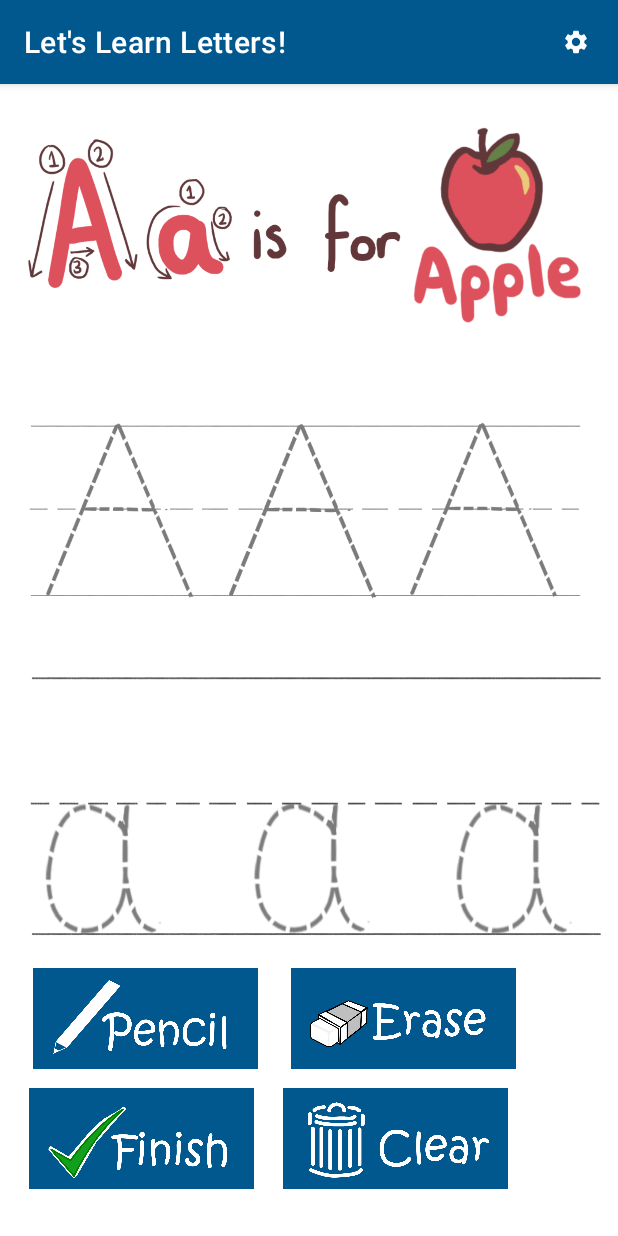
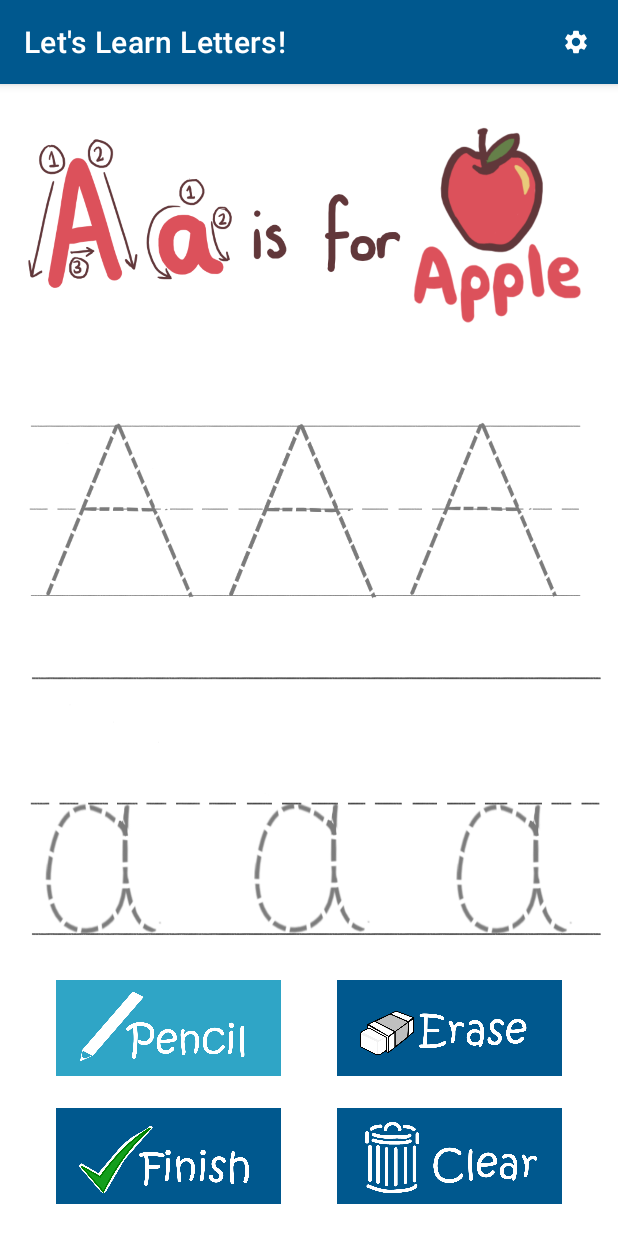
Before and after one commit to ZafrinSyeda/Final-Year-University-Project, an Android app: the LetterSelectionMenu screen opened directly, with no data from a screen before it, after a tap on an icon or button, on a phone screen of 412 x 824 dp. Run offline under Robolectric (Android 15) with nearby library versions, the phone set to English and light mode, and no system bars; Roboto replaces fonts that are not available here.

Commit message:
made it so that clicking on a button would change the colour on the letter tracing interface so it would be more clear what button is being pressed

```diff
--- a/letter-tracing-interface/app/src/main/java/uk/ac/rhul/zhac024/final_year_project/letter_tracing_interface/LetterSelectionMenu.java
+++ b/letter-tracing-interface/app/src/main/java/uk/ac/rhul/zhac024/final_year_project/letter_tracing_interface/LetterSelectionMenu.java
@@ -21,10 +21,10 @@ public class LetterSelectionMenu extends BaseActivity  {
         requires feeding data into the adapter */
         RecyclerView letterSelectRecycler = (RecyclerView) findViewById(R.id.letterSelectRecycler);
         letterList = new ArrayList<>();
-        LetterAdapter adapter = new LetterAdapter(letterList, this);
         // presents the recycler view items in a grid format made up of 2 items per row
         GridLayoutManager gridLayoutManager = new GridLayoutManager(this, 2);
         letterSelectRecycler.setLayoutManager(gridLayoutManager);
+        LetterAdapter adapter = new LetterAdapter(letterList, this);
         letterSelectRecycler.setAdapter(adapter);
         // sets up the elements that make up the list of each letters
         prepareLetters();
--- a/letter-tracing-interface/app/src/main/java/uk/ac/rhul/zhac024/final_year_project/letter_tracing_interface/LetterWriting.java
+++ b/letter-tracing-interface/app/src/main/java/uk/ac/rhul/zhac024/final_year_project/letter_tracing_interface/LetterWriting.java
@@ -2,6 +2,7 @@ package uk.ac.rhul.zhac024.final_year_project.letter_tracing_interface;
 
 import android.annotation.SuppressLint;
 import android.content.Intent;
+import android.graphics.Color;
 import android.media.MediaPlayer;
 import android.os.Bundle;
 import android.util.DisplayMetrics;
@@ -16,6 +17,7 @@ import android.widget.Toast;
 public class LetterWriting extends BaseActivity implements View.OnClickListener {
 
     private TraceView traceViewUpperCase, traceViewLowerCase;
+    private ImageButton eraserBtn, penBtn, clearBtn;
 
     @SuppressLint("UseCompatLoadingForDrawables")
     @Override
@@ -27,9 +29,9 @@ public class LetterWriting extends BaseActivity implements View.OnClickListener
         int upperCaseLetter = traceElements.getInt("upperCaseLetter");
         int lowerCaseLetter = traceElements.getInt("lowerCaseLetter");
         int header = traceElements.getInt("header");
-        traceViewUpperCase = (TraceView) findViewById(R.id.traceViewUpperCase);
-        traceViewLowerCase = (TraceView) findViewById(R.id.traceViewLowerCase);
-        ImageView headerImg = (ImageView) findViewById(R.id.learnLetterImg);
+        traceViewUpperCase = findViewById(R.id.traceViewUpperCase);
+        traceViewLowerCase = findViewById(R.id.traceViewLowerCase);
+        ImageView headerImg = findViewById(R.id.learnLetterImg);
         // initialises the traceview to have the right backgrounds to be drawn upon
         // gets the right attributes about the display to be used to create the trace view
         DisplayMetrics metrics = new DisplayMetrics();
@@ -40,14 +42,18 @@ public class LetterWriting extends BaseActivity implements View.OnClickListener
         traceViewLowerCase.setBackground(getResources().getDrawable(lowerCaseLetter));
         headerImg.setImageDrawable(getResources().getDrawable(header));
 
-        ImageButton eraserBtn = (ImageButton) findViewById(R.id.eraserBtn);
-        ImageButton penBtn = (ImageButton) findViewById(R.id.penBtn);
-        ImageButton clearBtn = (ImageButton) findViewById(R.id.clearBtn);
-        ImageButton finishBtn = (ImageButton) findViewById(R.id.finishBtn);
+        eraserBtn = findViewById(R.id.eraserBtn);
+        penBtn = findViewById(R.id.penBtn);
+        clearBtn =  findViewById(R.id.clearBtn);
+        ImageButton finishBtn =  findViewById(R.id.finishBtn);
+
         eraserBtn.setOnClickListener(this);
         penBtn.setOnClickListener(this);
         clearBtn.setOnClickListener(this);
         finishBtn.setOnClickListener(this);
+
+        //as the pen is initially set to be used the button for pen changes colour to denote this
+        penBtn.setBackgroundColor(Color.parseColor("#2FA5C6"));
     }
 
     /**
@@ -57,20 +63,32 @@ public class LetterWriting extends BaseActivity implements View.OnClickListener
     @Override
     public void onClick(View view) {
         switch(view.getId()) {
+            // upon clicking any of the button the background colour changes to a lighter shade
             // if the eraser is set the user is able to erase items on screen
             case R.id.eraserBtn:
                 traceViewLowerCase.eraser(true);
                 traceViewUpperCase.eraser(true);
+                eraserBtn.setBackgroundColor(Color.parseColor("#2FA5C6"));
+                penBtn.setBackgroundColor(Color.parseColor("#00588E"));
+                clearBtn.setBackgroundColor(Color.parseColor("#00588E"));
+                Toast.makeText(this, "erase", Toast.LENGTH_SHORT).show();
                 break;
             // if the pen button is selected the user can draw
             case R.id.penBtn:
                 traceViewLowerCase.eraser(false);
                 traceViewUpperCase.eraser(false);
+                penBtn.setBackgroundColor(Color.parseColor("#2FA5C6"));
+                eraserBtn.setBackgroundColor(Color.parseColor("#00588E"));
+                clearBtn.setBackgroundColor(Color.parseColor("#00588E"));
+                Toast.makeText(this, "draw", Toast.LENGTH_SHORT).show();
                 break;
             // erases the whole screen
             case R.id.clearBtn:
                 traceViewLowerCase.clear();
                 traceViewUpperCase.clear();
+                clearBtn.setBackgroundColor(Color.parseColor("#2FA5C6"));
+                penBtn.setBackgroundColor(Color.parseColor("#00588E"));
+                eraserBtn.setBackgroundColor(Color.parseColor("#00588E"));
                 Toast.makeText(this, "clear all", Toast.LENGTH_SHORT).show();
                 break;
             // sends the user back to the menu as they have completed their work
--- a/letter-tracing-interface/app/src/main/res/layout/activity_letter_writing.xml
+++ b/letter-tracing-interface/app/src/main/res/layout/activity_letter_writing.xml
@@ -48,14 +48,14 @@
 
             <androidx.constraintlayout.widget.ConstraintLayout
                 android:layout_width="match_parent"
-                android:layout_height= "0dp"
+                android:layout_height="0dp"
+                android:layout_gravity="center"
                 android:layout_weight="1">
 
                 <ImageButton
                     android:id="@+id/penBtn"
                     android:layout_width="150dp"
-                    android:layout_height="0dp"
-                    app:layout_constraintHeight_percent="0.35"
+                    android:layout_height="64dp"
                     android:background="@color/colorPrimary"
                     android:contentDescription="@string/penTxt"
                     android:padding="2dp"
@@ -63,14 +63,14 @@
                     android:src="@drawable/pencil"
                     app:layout_constraintBottom_toTopOf="@+id/finishBtn"
                     app:layout_constraintEnd_toStartOf="@+id/eraserBtn"
+                    app:layout_constraintHeight_percent="0.35"
                     app:layout_constraintStart_toStartOf="parent"
                     app:layout_constraintTop_toTopOf="parent" />
 
                 <ImageButton
                     android:id="@+id/eraserBtn"
                     android:layout_width="150dp"
-                    android:layout_height="0dp"
-                    app:layout_constraintHeight_percent="0.35"
+                    android:layout_height="64dp"
                     android:background="@color/colorPrimary"
                     android:contentDescription="@string/eraserTxt"
                     android:padding="5dp"
@@ -78,15 +78,14 @@
                     android:src="@drawable/erase"
                     app:layout_constraintBottom_toTopOf="@+id/clearBtn"
                     app:layout_constraintEnd_toEndOf="parent"
-                    app:layout_constraintHorizontal_bias="0.74"
-                    app:layout_constraintStart_toStartOf="parent"
+                    app:layout_constraintHeight_percent="0.35"
+                    app:layout_constraintStart_toEndOf="@+id/penBtn"
                     app:layout_constraintTop_toTopOf="parent" />
 
                 <ImageButton
                     android:id="@+id/finishBtn"
                     android:layout_width="150dp"
-                    android:layout_height="0dp"
-                    app:layout_constraintHeight_percent="0.35"
+                    android:layout_height="64dp"
                     android:background="@color/colorPrimary"
                     android:contentDescription="@string/finishTxt"
                     android:padding="5dp"
@@ -94,15 +93,14 @@
                     android:src="@drawable/finish"
                     app:layout_constraintBottom_toBottomOf="parent"
                     app:layout_constraintEnd_toStartOf="@+id/clearBtn"
+                    app:layout_constraintHeight_percent="0.35"
                     app:layout_constraintStart_toStartOf="parent"
-                    app:layout_constraintTop_toTopOf="parent"
-                    app:layout_constraintVertical_bias="0.75" />
+                    app:layout_constraintTop_toBottomOf="@+id/penBtn" />
 
                 <ImageButton
                     android:id="@+id/clearBtn"
                     android:layout_width="150dp"
-                    android:layout_height="0dp"
-                    app:layout_constraintHeight_percent="0.35"
+                    android:layout_height="64dp"
                     android:background="@color/colorPrimary"
                     android:contentDescription="@string/clearTxt"
                     android:padding="5dp"
@@ -110,10 +108,9 @@
                     android:src="@drawable/clear"
                     app:layout_constraintBottom_toBottomOf="parent"
                     app:layout_constraintEnd_toEndOf="parent"
-                    app:layout_constraintHorizontal_bias="0.72"
-                    app:layout_constraintStart_toStartOf="parent"
-                    app:layout_constraintTop_toTopOf="parent"
-                    app:layout_constraintVertical_bias="0.75" />
+                    app:layout_constraintHeight_percent="0.35"
+                    app:layout_constraintStart_toEndOf="@+id/finishBtn"
+                    app:layout_constraintTop_toBottomOf="@+id/eraserBtn" />
             </androidx.constraintlayout.widget.ConstraintLayout>
         </LinearLayout>
     </LinearLayout>
```
Also changed, not shown: 3 other files.
